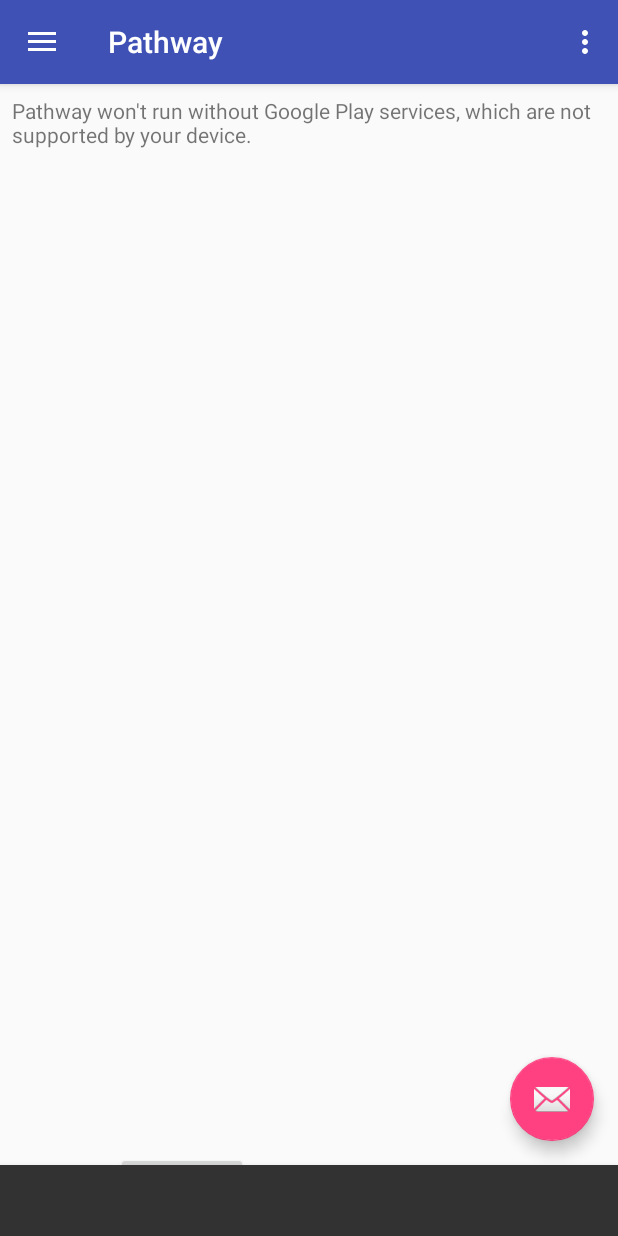
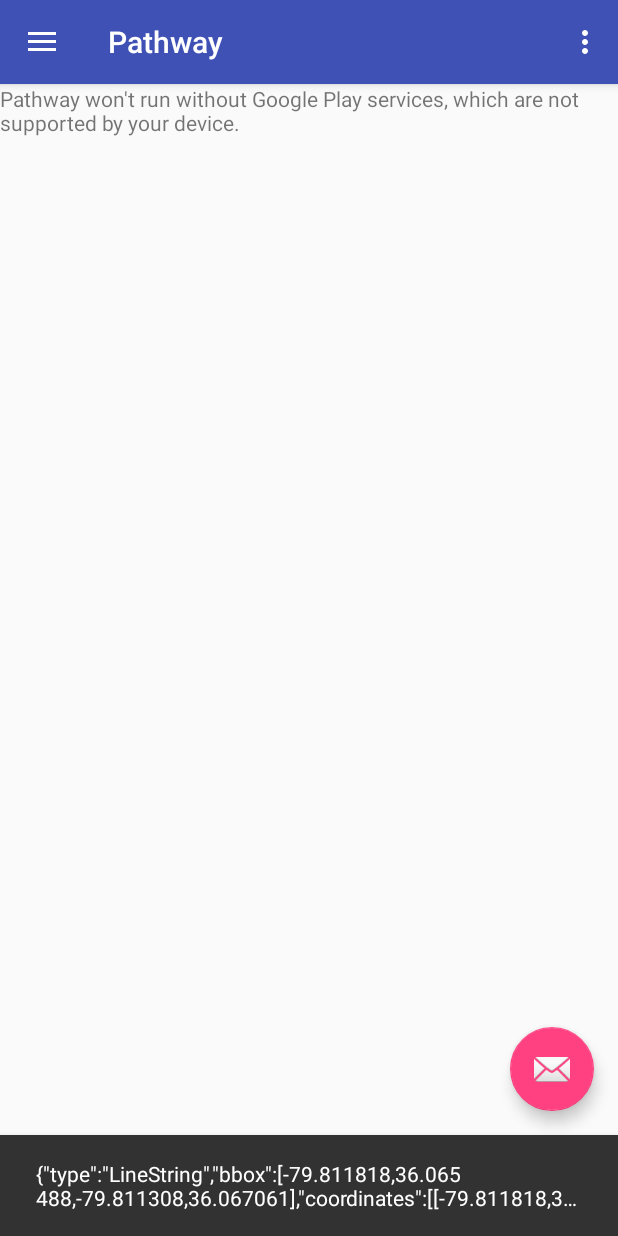
Before and after one commit to pathway-team/pathway-android, an Android app: the screen it shows after launch (MainActivity), after a tap on an icon or button, on a phone screen of 412 x 824 dp. Run offline under Robolectric (Android 15) with nearby library versions, the phone set to English and light mode, and no system bars; 1 other tap on this screen came first.

Commit message:
Added Route and Device DB Class
Not fully implemented. Alos added view for on route click. Changes to other files limited to spacing changes.

```diff
--- a/Pathway/app/build.gradle
+++ b/Pathway/app/build.gradle
@@ -28,6 +28,7 @@ dependencies {
     compile 'com.android.support:support-v4:25.3.1'
     compile 'com.android.support:design:25.3.1'
     compile 'com.android.support.constraint:constraint-layout:1.0.2'
+    compile 'com.google.maps.android:android-maps-utils:0.5'
     testCompile 'junit:junit:4.12'
     compile 'com.google.android.gms:play-services-maps:11.0.4'
     compile 'com.google.android.gms:play-services-location:11.0.4'
--- a/Pathway/app/src/main/java/com/pathway/pathway/MainActivity.java
+++ b/Pathway/app/src/main/java/com/pathway/pathway/MainActivity.java
@@ -21,6 +21,7 @@ import android.support.v7.app.ActionBarDrawerToggle;
 import android.support.v7.app.AppCompatActivity;
 import android.support.v7.widget.Toolbar;
 import android.support.design.widget.BottomSheetDialog;
+import android.support.design.widget.BottomSheetBehavior;
 import android.view.Menu;
 import android.view.MenuItem;
 import android.widget.Button;
@@ -41,6 +42,7 @@ import com.google.android.gms.maps.model.Polyline;
 import com.google.android.gms.maps.model.PolylineOptions;
 import com.google.android.gms.maps.model.RoundCap;
 
+import org.json.JSONException;
 import org.json.JSONObject;
 
 import java.util.List;
@@ -84,7 +86,29 @@ public class MainActivity extends AppCompatActivity
         fab.setOnClickListener(new View.OnClickListener() {
             @Override
             public void onClick(View view) {
-                Snackbar.make(view, coordMsg, Snackbar.LENGTH_LONG)
+                String jsonString =     "{" +
+                                "\"type\": \"LineString\"," +
+                                "\"bbox\": [-79.811818, 36.065488, -79.811308, 36.067061]," +
+                                "\"coordinates\": [" +
+                                "	[-79.811818, 36.065488, 250.8]," +
+                                "	[-79.811646, 36.065553, 251.1]," +
+                                "	[-79.811601, 36.065565, 250.8]" +
+                                " ]," +
+                                "\"timestamps\": [0, 3, 5]," +
+                                "\"distance\": 5280.0," +
+                                "\"rid\": 2," +
+                                "\"pid\": 1," +
+                                "\"name\": \"Bus Stop\"," +
+                                "\"diffRtng\": \"A-1\"," +
+                                "\"activity\": \"walk\"" +
+                                "}";
+                Route testRoute = new Route();
+                try {
+                   testRoute = new Route(jsonString);
+                } catch (JSONException e) {
+                    e.printStackTrace();
+                }
+                Snackbar.make(view, testRoute.toString(), Snackbar.LENGTH_LONG)
                         .setAction("Action", null).show();
             }
         });
@@ -99,6 +123,8 @@ public class MainActivity extends AppCompatActivity
         SupportMapFragment mapFragment = (SupportMapFragment) getSupportFragmentManager()
                 .findFragmentById(R.id.map);
         mapFragment.getMapAsync(this);
+
+
 
         btnStart = (Button) findViewById(R.id.btn_Start);
         btnStart.setOnClickListener(new View.OnClickListener() {
@@ -198,13 +224,6 @@ public class MainActivity extends AppCompatActivity
                 .title("Marker in Sydney"));
         googleMap.moveCamera(CameraUpdateFactory.newLatLng(sydney));
 
-/*        PolylineOptions routeOptions = new PolylineOptions()
-                .color(Color.RED)
-                .width(12)
-                .startCap(new RoundCap())
-                .endCap(new RoundCap());
-        userRoute = googleMap.addPolyline(routeOptions);*/
-
         if (ActivityCompat.checkSelfPermission(this, Manifest.permission.ACCESS_FINE_LOCATION)
                 != PackageManager.PERMISSION_GRANTED) {
 
@@ -212,10 +231,8 @@ public class MainActivity extends AppCompatActivity
                     new String[]{Manifest.permission.ACCESS_FINE_LOCATION}, 1);
             return;
         }
-
         googleMap.setOnMyLocationButtonClickListener(this);
         googleMap.setMyLocationEnabled(true);
-
     }
 
 
@@ -333,13 +350,15 @@ public class MainActivity extends AppCompatActivity
                     .color(Color.RED)
                     .width(12)
                     .startCap(new RoundCap())
-                    .endCap(new RoundCap());
+                    .endCap(new RoundCap())
+                    .clickable(true);
             timerRoute.setBase(SystemClock.elapsedRealtime());
             timerRoute.start();
             userRoute = mMap.addPolyline(routeOptions);
             startLocationUpdates();
         }
         else if(runState == RunStates.RUN) {
+
             btnStart.setText("Start");
             Snackbar.make(v, "Recording Stopped.", Snackbar.LENGTH_LONG)
                     .setAction("Action", null).show();
--- /dev/null
+++ b/Pathway/app/src/main/java/com/pathway/pathway/Route.java
@@ -0,0 +1,63 @@
+package com.pathway.pathway;
+
+import com.google.android.gms.maps.model.LatLng;
+import com.google.android.gms.maps.model.LatLngBounds;
+
+import org.json.JSONException;
+import org.json.JSONObject;
+
+import java.util.ArrayList;
+import java.util.List;
+
+/**
+ * Created by Johnny on 11/5/2017.
+ */
+
+public class Route extends JSONObject {
+
+    private String featType = "LineString";
+    private Double[] bbox = new Double[4];  //[west, south, east, north]
+    private ArrayList<Double[]> coords;     //longitude, latitude, elevation
+    //index i of coords corresponds to index i of timestamp. set and get together.
+    private ArrayList<Integer> timestamps;  //relative time in seconds.
+    private String id;
+    private String name;
+    private String activity;
+    private String diffRtng;
+
+
+
+    Route() {
+        super();
+        //this.put("type", featType);
+        //this.put("bbox", "[0.0,0.0,0.0,0.0]");
+        //this.put("coordinates", "[[0,0,0]]");
+        //this.put("timestamp","[[0]]");
+
+
+
+    }
+
+    Route(String routeData) throws JSONException {
+        super(routeData);
+        //this.
+    }
+
+
+    public void addPoint(LatLng point) {
+        coords.add(new Double[] {point.longitude, point.latitude, 0.0});
+    }
+
+    public List<LatLng> getPoints() {
+        List<LatLng> temp = new ArrayList();
+        for (int i = 0; i < coords.size(); i++) {
+            temp.add(new LatLng(coords.get(i)[0], coords.get(i)[1]));
+        }
+        return temp;
+    }
+
+    //public String getJSONString() {
+    //    return this.g
+    //}
+
+}
--- a/Pathway/app/src/main/res/layout/app_bar_main.xml
+++ b/Pathway/app/src/main/res/layout/app_bar_main.xml
@@ -20,8 +20,6 @@
 
     </android.support.design.widget.AppBarLayout>
 
-    <include layout="@layout/content_main" />
-
     <android.support.design.widget.FloatingActionButton
         android:id="@+id/fab"
         android:layout_width="wrap_content"
@@ -30,4 +28,24 @@
         android:layout_margin="@dimen/fab_margin"
         app:srcCompat="@android:drawable/ic_dialog_email" />
 
+    <include
+        layout="@layout/content_main"
+        android:layout_height="419dp" />
+
+<!--    <include
+        layout="@layout/map_bottom_sheet"
+        android:layout_width="0dp"
+        android:layout_height="0dp"
+        android:layout_gravity="bottom"
+        android:layout_marginBottom="4dp"
+        android:layout_marginTop="4dp"
+        app:layout_constraintBottom_toBottomOf="parent"
+        app:layout_constraintLeft_toLeftOf="parent"
+        app:layout_constraintRight_toRightOf="parent"
+        app:layout_constraintTop_toBottomOf="@+id/map"
+        tools:layout_constraintBottom_creator="1"
+        tools:layout_constraintLeft_creator="1"
+        tools:layout_constraintRight_creator="1"
+        tools:layout_constraintTop_creator="1" />-->
+
 </android.support.design.widget.CoordinatorLayout>
--- a/Pathway/app/src/main/res/layout/content_main.xml
+++ b/Pathway/app/src/main/res/layout/content_main.xml
@@ -26,13 +26,13 @@
         tools:layout_constraintTop_creator="1"
         tools:layout_constraintRight_creator="1"
         tools:layout_constraintBottom_creator="1"
-        android:layout_marginStart="8dp"
+        android:layout_marginStart="0dp"
         app:layout_constraintBottom_toBottomOf="parent"
-        android:layout_marginEnd="8dp"
+        android:layout_marginEnd="0dp"
         app:layout_constraintRight_toRightOf="parent"
-        android:layout_marginTop="8dp"
+        android:layout_marginTop="0dp"
         tools:layout_constraintLeft_creator="1"
-        android:layout_marginBottom="8dp"
+        android:layout_marginBottom="0dp"
         app:layout_constraintLeft_toLeftOf="parent"
         app:layout_constraintTop_toTopOf="parent" />
 
--- a/Pathway/app/src/main/res/layout/nav_header_main.xml
+++ b/Pathway/app/src/main/res/layout/nav_header_main.xml
@@ -23,7 +23,7 @@
         android:layout_width="match_parent"
         android:layout_height="wrap_content"
         android:paddingTop="@dimen/nav_header_vertical_spacing"
-        android:text="Android Studio"
+        android:text="Pathway"
         android:textAppearance="@style/TextAppearance.AppCompat.Body1" />
 
     <TextView
```
Also changed, not shown: Pathway/app/src/main/java/com/pathway/pathway/DeviceDBHandler.java (added, +71 -0 lines), Pathway/app/src/main/res/layout/map_route_info_view.xml (added, +38 -0 lines).
